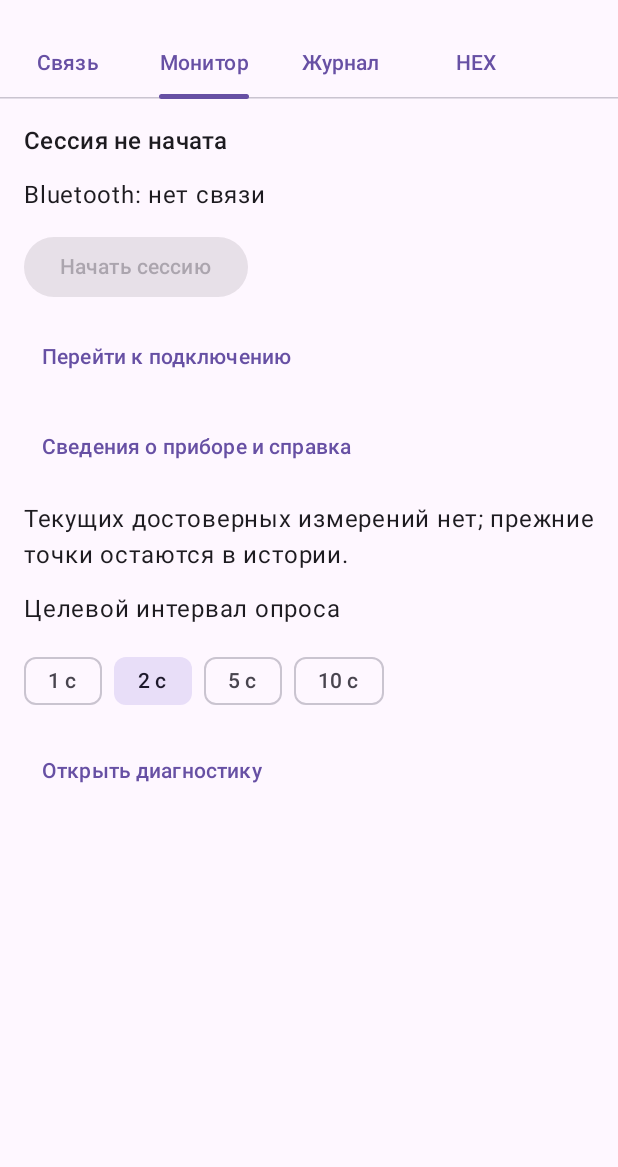
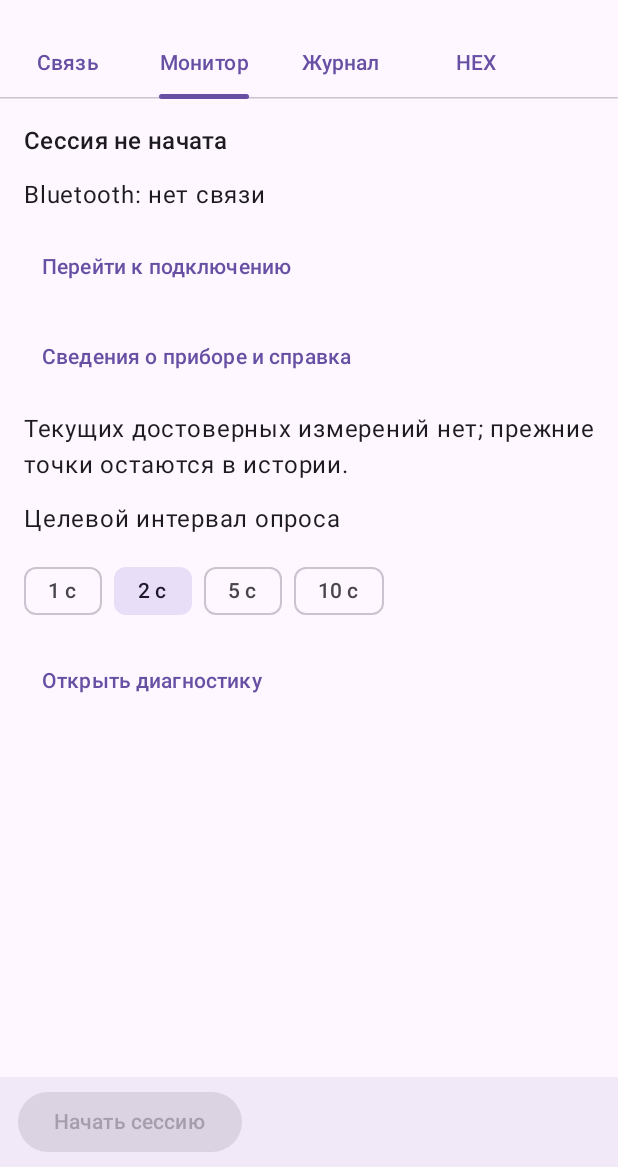
Before and after one commit to TomWiskis/HART-bro, an Android app built with Jetpack Compose: the screen it shows after launch (MainActivity), tab 2 chosen, on a phone screen of 412 x 824 dp, the part 69-1236 px from its top. Run offline under Robolectric (Android 15) with nearby library versions, the phone set to English and light mode, and no system bars.

Commit message:
Pin session actions and preserve final service-stop state for explicit user decisions

```diff
--- a/app/src/main/kotlin/ru/hartbro/app/MainActivity.kt
+++ b/app/src/main/kotlin/ru/hartbro/app/MainActivity.kt
@@ -144,7 +144,20 @@ private fun HartApp(state: SessionState, c: SessionController, permission: () ->
     val monitor = state.monitor
     val decision = monitor.startedAt != null && monitor.phase in setOf(MonitorPhase.DECISION, MonitorPhase.DIFFERENT_DEVICE)
     Scaffold(topBar = { TopAppBar(title = { Text("HART-бро ${BuildConfig.VERSION_NAME}") },
-        navigationIcon = { if (tab == 2 && archiveId != null) TextButton(onClick = { archiveId = null }, modifier = Modifier.testTag("archiveBack")) { Text("К списку") } }) }) { padding ->
+        navigationIcon = { if (tab == 2 && archiveId != null) TextButton(onClick = { archiveId = null }, modifier = Modifier.testTag("archiveBack")) { Text("К списку") } }) },
+        bottomBar = {
+            if (monitor.startedAt != null || tab == 1) Surface(tonalElevation = 3.dp) {
+                FlowRow(Modifier.fillMaxWidth().navigationBarsPadding().padding(horizontal = 12.dp, vertical = 6.dp), horizontalArrangement = Arrangement.spacedBy(8.dp)) {
+                    if (monitor.startedAt == null) {
+                        Button(onClick = c::beginSession, enabled = monitor.phase == MonitorPhase.READY, modifier = Modifier.testTag("startSession")) { Text("Начать сессию") }
+                    } else {
+                        if (monitor.phase in setOf(MonitorPhase.MONITORING, MonitorPhase.PAUSED)) Button(onClick = { c.pause(monitor.phase != MonitorPhase.PAUSED) }) { Text(if (monitor.phase == MonitorPhase.PAUSED) "Продолжить" else "Приостановить") }
+                        Button(onClick = { c.save() }, enabled = !state.saving) { Text(if (state.saving) "Сохранение…" else "Сохранить сессию") }
+                        OutlinedButton(onClick = { endPrompt = true }, enabled = !state.saving, modifier = Modifier.testTag("endSession")) { Text("Завершить…") }
+                    }
+                }
+            }
+        }) { padding ->
         Column(Modifier.fillMaxSize().padding(padding)) {
             PrimaryScrollableTabRow(selectedTabIndex = tab, edgePadding = 0.dp) {
                 listOf("Связь", "Монитор", "Журнал", "HEX").forEachIndexed { i, text -> Tab(selected = tab == i, onClick = { tab = i }, text = { Text(text, maxLines = 1) }) }
@@ -183,8 +196,7 @@ private fun HartApp(state: SessionState, c: SessionController, permission: () ->
                     1 -> {
                         Text("Bluetooth: ${if (monitor.bluetoothConnected) "подключён" else "нет связи"}")
                         if (monitor.startedAt == null) {
-                            Button(onClick = c::beginSession, enabled = monitor.phase == MonitorPhase.READY, modifier = Modifier.testTag("startSession")) { Text("Начать сессию") }
-                            if (!state.active) TextButton(onClick = { tab = 0 }) { Text("Перейти к подключению") }
+                            if (!monitor.bluetoothConnected) TextButton(onClick = { tab = 0 }) { Text("Перейти к подключению") }
                         }
                         TextButton(onClick = { technical = !technical }) { Text(if (technical) "Скрыть сведения" else "Сведения о приборе и справка") }
                         monitor.identity?.let { d ->
@@ -214,9 +226,7 @@ private fun HartApp(state: SessionState, c: SessionController, permission: () ->
                         FlowRow(horizontalArrangement = Arrangement.spacedBy(8.dp)) {
                             listOf(1L, 2L, 5L, 10L).forEach { sec -> FilterChip(selected = monitor.periodMillis == sec * 1000, onClick = { c.period(sec * 1000) }, label = { Text("$sec с") }) }
                         }
-                        if (monitor.phase in setOf(MonitorPhase.MONITORING, MonitorPhase.PAUSED)) Button(onClick = { c.pause(monitor.phase != MonitorPhase.PAUSED) }) { Text(if (monitor.phase == MonitorPhase.PAUSED) "Продолжить" else "Приостановить") }
                         if (monitor.startedAt != null) {
-                            Button(onClick = { c.save() }, enabled = !state.saving) { Text(if (state.saving) "Сохранение…" else "Сохранить сессию") }
                             key(monitor.startedAt) { MonitoringChart(c.history, null, monitor.revision, latest, monitor.configuration.range?.label ?: "Диапазон неизвестен") }
                         }
                         TextButton(onClick = { tab = 3 }) { Text("Открыть диагностику") }
@@ -238,7 +248,6 @@ private fun HartApp(state: SessionState, c: SessionController, permission: () ->
                         } }
                     }
                 }
-                if (monitor.startedAt != null) OutlinedButton(onClick = { endPrompt = true }, enabled = !state.saving) { Text("Завершить сессию…") }
             }
         }
     }
```
Also changed, not shown: app/src/main/kotlin/ru/hartbro/app/session/SessionViewModel.kt (+7 -3 lines), 1 other file.
